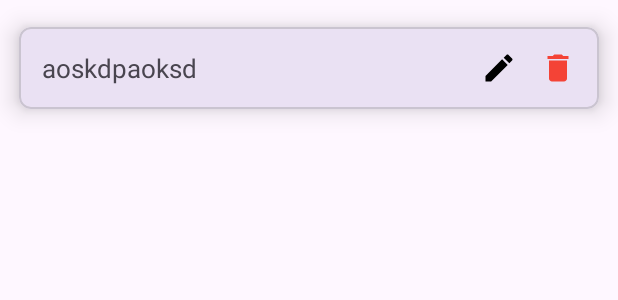
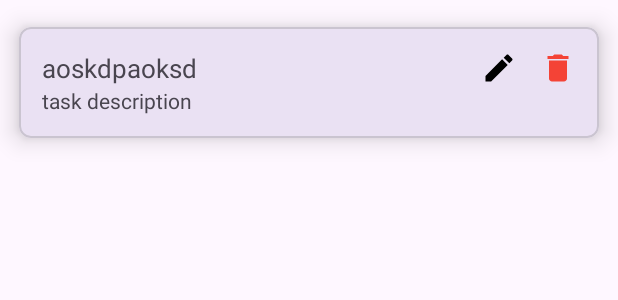
Before and after one commit to KelompokPAM/do-it.app, an Android app: the layout each_data_task.xml on its own in the app's theme, with its tools: preview values and no code run, on a phone screen of 412 x 824 dp. Shown: the top 300 px of the screen. Run offline under Robolectric (Android 15) with nearby library versions, the phone set to English and light mode, and no system bars.

Commit message:
[add] task description and layouting

```diff
--- a/app/src/main/java/com/do_it/do_it/fragments/AddTodoPopupFragment.kt
+++ b/app/src/main/java/com/do_it/do_it/fragments/AddTodoPopupFragment.kt
@@ -45,7 +45,9 @@ class AddTodoPopupFragment : DialogFragment() {
         super.onViewCreated(view, savedInstanceState)
 
         if(arguments != null){
-            toData = ToData(arguments?.getString("taskId").toString(), arguments?.getString("title").toString(), arguments?.getString("task").toString())
+            toData = ToData(arguments?.getString("taskId").toString(),
+                arguments?.getString("title").toString(),
+                arguments?.getString("task").toString())
             binding.todoEt1.setText(toData?.title)
             binding.todoEt2.setText(toData?.task)
         }
--- a/app/src/main/java/com/do_it/do_it/fragments/utils/ToAdapter.kt
+++ b/app/src/main/java/com/do_it/do_it/fragments/utils/ToAdapter.kt
@@ -26,6 +26,7 @@ class ToAdapter(private val list:MutableList<ToData>):
         with(holder) {
             with(list[position]) {
                 binding.taskText.text = this.title
+                binding.taskDescription.text = this.task
                 binding.deleteTask.setOnClickListener {
                     listener?.onDeleteTaskBtnClicked(this)
                 }
--- a/app/src/main/java/com/do_it/do_it/fragments/utils/ToData.kt
+++ b/app/src/main/java/com/do_it/do_it/fragments/utils/ToData.kt
@@ -1,3 +1,5 @@
 package com.do_it.do_it.fragments.utils
 
-data class ToData(val taskId: String, val title: String, var task: String)
+data class ToData(val taskId: String,
+                  val title: String,
+                  var task: String)
--- a/app/src/main/res/layout/each_data_task.xml
+++ b/app/src/main/res/layout/each_data_task.xml
@@ -20,6 +20,13 @@
             android:text="aoskdpaoksd"
             android:textSize="17sp"
             app:layout_constraintTop_toTopOf="parent"/>
+        <TextView
+            android:id="@+id/taskDescription"
+            android:layout_width="match_parent"
+            android:layout_height="wrap_content"
+            android:text="task description"
+            android:textSize="14sp"
+            app:layout_constraintTop_toBottomOf="@id/taskText"/>
         <ImageView
             android:id="@+id/deleteTask"
             android:layout_width="wrap_content"
--- a/app/src/main/res/layout/fragment_add_todo_popup.xml
+++ b/app/src/main/res/layout/fragment_add_todo_popup.xml
@@ -65,7 +65,10 @@
                 android:layout_height="50dp"
                 android:background="@color/white"
                 android:hint="Type your task..."
-                android:inputType="text"
+                android:inputType="textMultiLine|text"
+                android:lines="3"
+                android:minLines="1"
+                android:gravity="top"
                 android:paddingStart="12dp"
                 android:paddingTop="15dp" />
         </com.google.android.material.textfield.TextInputLayout>
```
Also changed, not shown: app/src/main/java/com/do_it/do_it/fragments/HomeFragment.kt (+5 -2 lines), app/src/main/res/layout/fragment_home.xml (+13 -1 lines).
